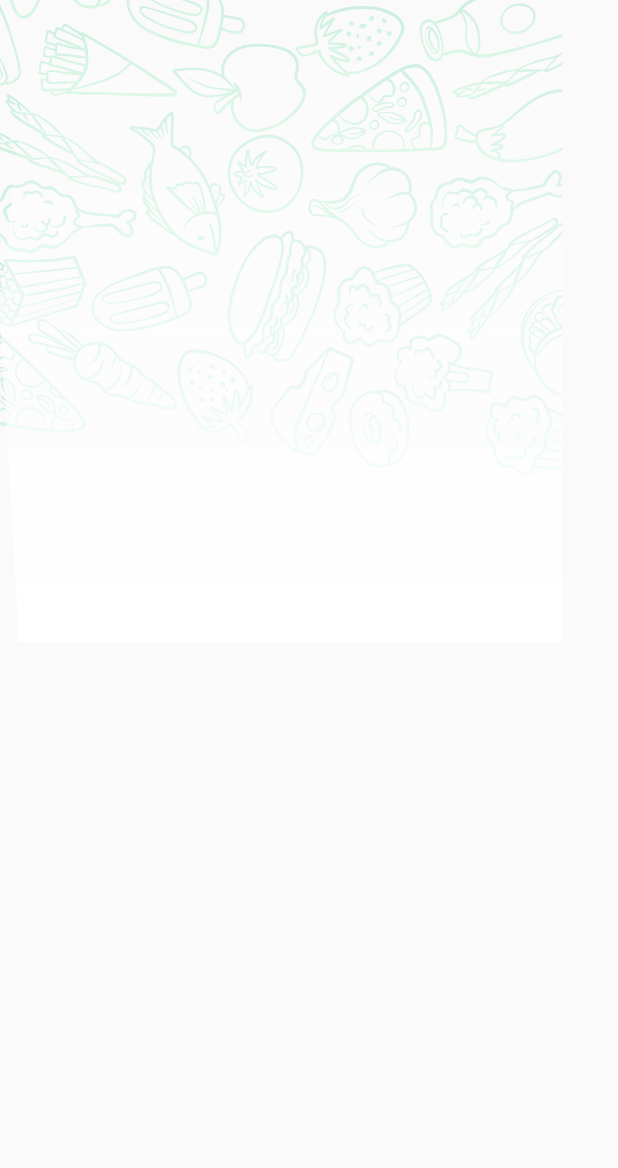
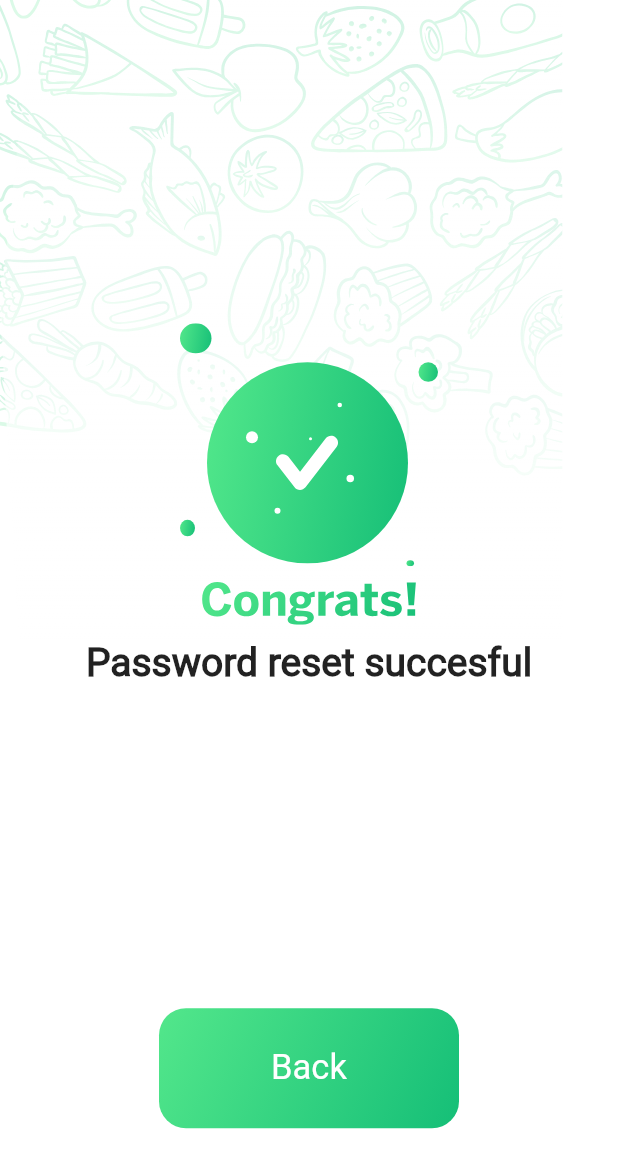
Before and after one commit to MuhanadIbrahim/food_Delivary, a Flutter app: the RestpasswordSuccesNoticationBody screen opened directly, on a phone screen of 412 x 824 dp. Shown: the top 1168 px of the screen. Run offline on Flutter 3.47's test engine with Material 2 defaults, Android fonts, the light colour scheme and no system bars; our stand-ins replace animated_splash_screen, flutter_svg, page_transition.

Commit message:
finish rest password notication success screan

```diff
--- a/lib/widgets/restpassword_succesNotication_body.dart
+++ b/lib/widgets/restpassword_succesNotication_body.dart
@@ -1,14 +1,21 @@
-
 import 'package:flutter/material.dart';
 import 'package:flutter_svg/svg.dart';
+import 'package:food_delivery_app/constans/constans.dart';
 import 'package:food_delivery_app/widgets/restpassword_successn_notication_body_content.dart';
-
 
 class RestpasswordSuccesNoticationBody extends StatelessWidget {
   const RestpasswordSuccesNoticationBody({super.key});
 
   @override
   Widget build(BuildContext context) {
-    return Scaffold(body: Stack(children: [SvgPicture.asset('assets/images/backGroundApp.svg'),const RestpasswordSuccesNoticationBodyContent()],),);
+    return Scaffold(
+      backgroundColor: kprimaryBackGroundColor,
+      body: Stack(
+        children: [
+          SvgPicture.asset('assets/images/backGroundApp.svg'),
+          const RestpasswordSuccesNoticationBodyContent()
+        ],
+      ),
+    );
   }
 }
--- a/lib/widgets/restpassword_successn_notication_body_content.dart
+++ b/lib/widgets/restpassword_successn_notication_body_content.dart
@@ -1,11 +1,45 @@
+import 'package:flutter/material.dart';
+import 'package:flutter_svg/svg.dart';
 
-import 'package:flutter/material.dart';
+import 'custom_button.dart';
 
 class RestpasswordSuccesNoticationBodyContent extends StatelessWidget {
   const RestpasswordSuccesNoticationBodyContent({super.key});
 
   @override
   Widget build(BuildContext context) {
-    return Container();
+    return Center(
+      child: Column(
+        mainAxisAlignment: MainAxisAlignment.spaceAround,
+        children: [
+          const Spacer(
+            flex: 3,
+          ),
+          SvgPicture.asset('assets/images/Illustration.svg'),
+          const SizedBox(
+            height: 10,
+          ),
+          SvgPicture.asset('assets/images/congrate.svg'),
+          const SizedBox(
+            height: 10,
+          ),
+          const Text(
+            'Password reset succesful',
+            style: TextStyle(fontWeight: FontWeight.bold, fontSize: 26),
+          ),
+          const Spacer(
+            flex: 3,
+          ),
+          GestureDetector(
+            child: const CustomButton(
+              title: 'Back',
+            ),
+          ),
+          const Spacer(
+            flex: 1,
+          ),
+        ],
+      ),
+    );
   }
 }
```
